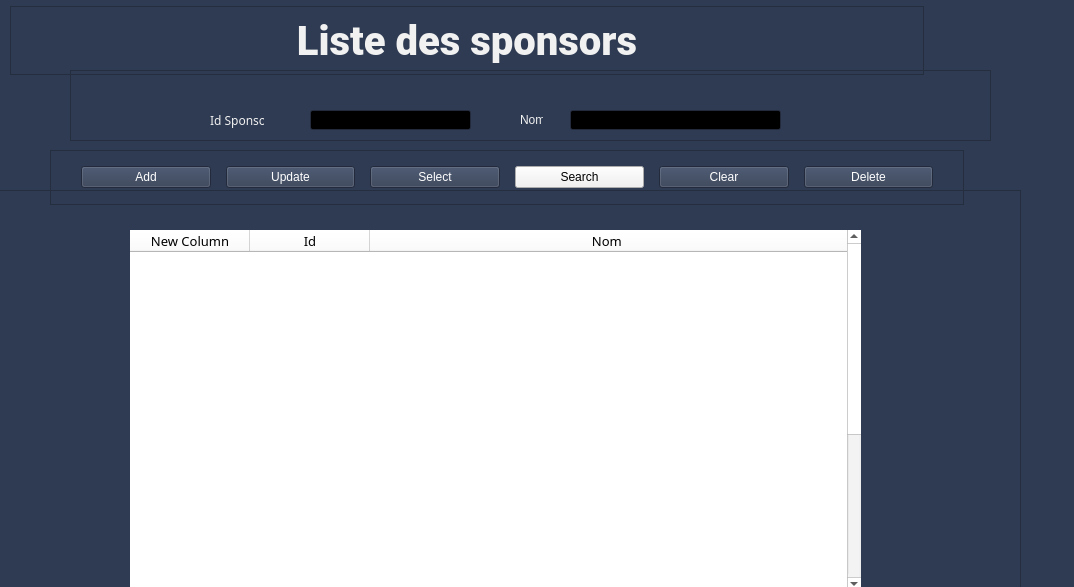
This is sponsor.ui in HyperDarkmoon/TVEmpire as Qt 5 draws it before an edit. The edited form follows.
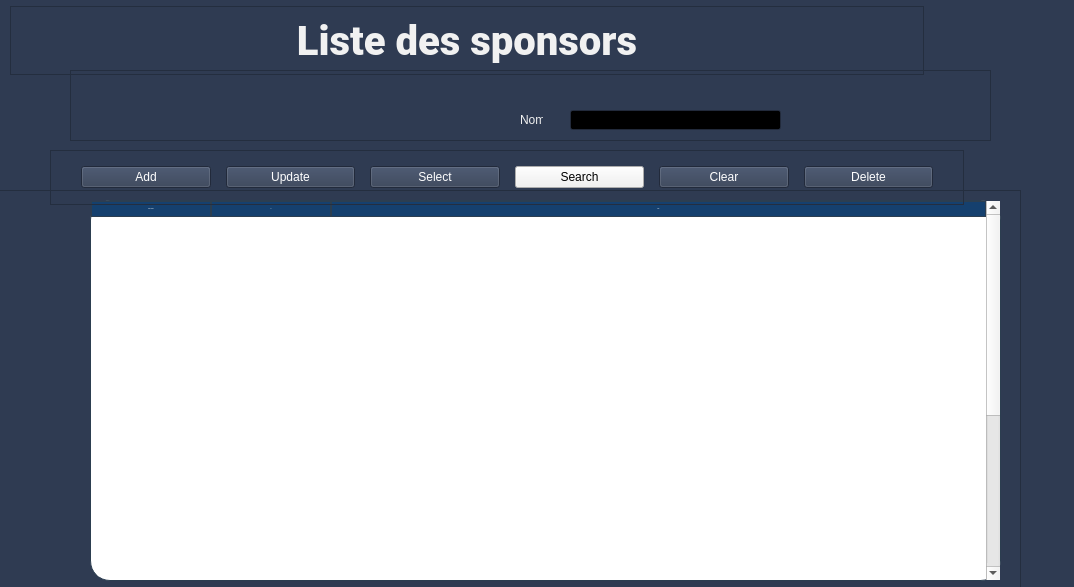
This is the edited form. Icons and pictures are not drawn.

What changed in the file:
```diff
--- a/sponsor.ui
+++ b/sponsor.ui
@@ -482,10 +482,10 @@
    <widget class="QTableWidget" name="tableWidget">
     <property name="geometry">
      <rect>
-      <x>180</x>
-      <y>40</y>
-      <width>731</width>
-      <height>361</height>
+      <x>140</x>
+      <y>10</y>
+      <width>911</width>
+      <height>381</height>
      </rect>
     </property>
     <property name="palette">
@@ -602,9 +602,9 @@
        <colorrole role="AlternateBase">
         <brush brushstyle="SolidPattern">
          <color alpha="255">
-          <red>255</red>
-          <green>255</green>
-          <blue>255</blue>
+          <red>240</red>
+          <green>240</green>
+          <blue>240</blue>
          </color>
         </brush>
        </colorrole>
@@ -748,9 +748,9 @@
        <colorrole role="AlternateBase">
         <brush brushstyle="SolidPattern">
          <color alpha="255">
-          <red>255</red>
-          <green>255</green>
-          <blue>255</blue>
+          <red>240</red>
+          <green>240</green>
+          <blue>240</blue>
          </color>
         </brush>
        </colorrole>
@@ -894,9 +894,9 @@
        <colorrole role="AlternateBase">
         <brush brushstyle="SolidPattern">
          <color alpha="255">
-          <red>255</red>
-          <green>255</green>
-          <blue>255</blue>
+          <red>240</red>
+          <green>240</green>
+          <blue>240</blue>
          </color>
         </brush>
        </colorrole>
@@ -932,15 +932,51 @@
     </property>
     <property name="font">
      <font>
-      <family>黑体</family>
-      <pointsize>10</pointsize>
+      <family>Arial</family>
+      <pointsize>-1</pointsize>
      </font>
     </property>
     <property name="focusPolicy">
      <enum>Qt::NoFocus</enum>
     </property>
     <property name="styleSheet">
-     <string notr="true"/>
+     <string notr="true">QTableWidget {
+    alternate-background-color: #f0f0f0; /* Alternate row background color */
+    background-color: white; /* Default background color of the table */
+    border: 1px solid #2c3e50; /* Table border color */
+    font-family: &quot;Arial&quot;; /* Set the font family */
+    font-size: 12px; /* Set the font size */
+   border-radius: 20px;
+}
+
+/* Apply styles to the header of the QTableWidget */
+QHeaderView::section {
+    background-color: #15406e; /* Darker blue header background color */
+    color: white; /* Header text color */
+    padding: 4px; /* Header padding */
+    border: 1px solid #2c3e50; /* Header border color */
+  border-radius: 20px;
+}
+
+/* Apply styles to the items within the QTableWidget */
+QTableWidget QTableWidget::item {
+    padding: 5px; /* Item padding */
+    border: 1px solid #2c3e50; /* Item border color */
+
+}
+
+/* Apply styles to the even rows within the QTableWidget */
+QTableWidget::item:alternate {
+    background-color: #2c3e50; /* Darker blue even row background color */
+}
+
+/* Apply styles when an item is selected in the QTableWidget */
+QTableWidget QTableWidget::item:selected {
+    background-color: #3498db; /* Selected item background color (a slightly lighter blue) */
+    color: black; /* Selected item text color */
+}
+
+</string>
     </property>
     <property name="frameShape">
      <enum>QFrame::NoFrame</enum>
@@ -1136,55 +1172,6 @@
    <property name="frameShadow">
     <enum>QFrame::Raised</enum>
    </property>
-   <widget class="QLineEdit" name="lineEdit">
-    <property name="geometry">
-     <rect>
-      <x>240</x>
-      <y>40</y>
-      <width>161</width>
-      <height>20</height>
-     </rect>
-    </property>
-    <property name="sizePolicy">
-     <sizepolicy hsizetype="Fixed" vsizetype="Fixed">
-      <horstretch>0</horstretch>
-      <verstretch>0</verstretch>
-     </sizepolicy>
-    </property>
-    <property name="styleSheet">
-     <string notr="true"/>
-    </property>
-    <property name="inputMethodHints">
-     <set>Qt::ImhDigitsOnly</set>
-    </property>
-   </widget>
-   <widget class="QLabel" name="label">
-    <property name="geometry">
-     <rect>
-      <x>140</x>
-      <y>40</y>
-      <width>54</width>
-      <height>20</height>
-     </rect>
-    </property>
-    <property name="sizePolicy">
-     <sizepolicy hsizetype="Fixed" vsizetype="Preferred">
-      <horstretch>0</horstretch>
-      <verstretch>0</verstretch>
-     </sizepolicy>
-    </property>
-    <property name="font">
-     <font>
-      <family>Segoe UI Semibold</family>
-     </font>
-    </property>
-    <property name="styleSheet">
-     <string notr="true">color: #F1F1F1</string>
-    </property>
-    <property name="text">
-     <string>Id Sponsor</string>
-    </property>
-   </widget>
    <widget class="QLabel" name="label_4">
     <property name="geometry">
      <rect>
```
